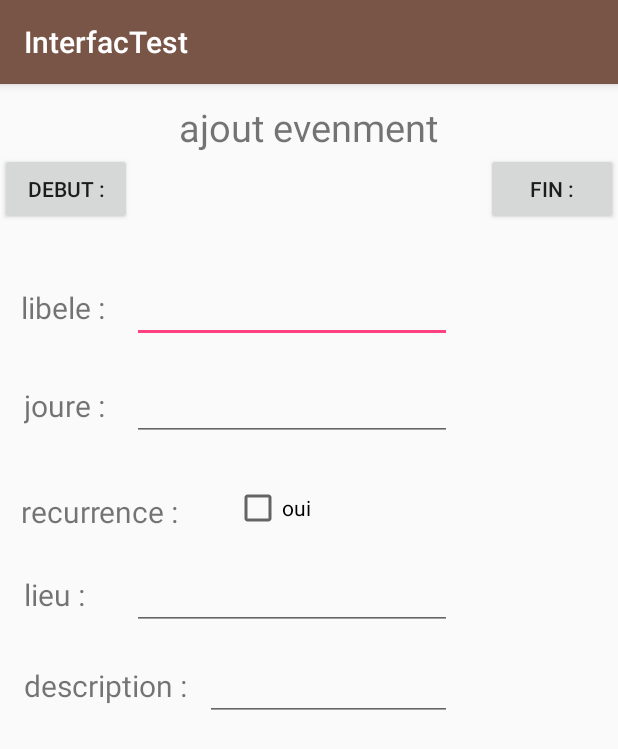
After one commit to AzeddineZadir/CalandarPad, an Android app: the AjoutEvenmentActivity screen opened directly, with no data from a screen before it, on a phone screen of 412 x 824 dp. The commit adds this screen. Shown: the top 749 px of the screen. Run offline under Robolectric (Android 15) with nearby library versions, the phone set to English and light mode, and no system bars.

Commit message:
ajout deevenment activity

```diff
--- a/InterfacTest/app/src/main/AndroidManifest.xml
+++ b/InterfacTest/app/src/main/AndroidManifest.xml
@@ -18,7 +18,9 @@
         </activity>
         <activity android:name=".HomeActivity" />
         <activity android:name=".CalendrierActivity" />
-        <activity android:name=".CalendrierInterface"></activity>
+        <activity android:name=".CalendrierInterface" />
+        <activity android:name=".EvenementActivity" />
+        <activity android:name=".AjoutEvenmentActivity"></activity>
     </application>
 
 </manifest>
--- /dev/null
+++ b/InterfacTest/app/src/main/java/com/example/silver_desk/interfactest/AjoutEvenmentActivity.java
@@ -0,0 +1,57 @@
+package com.example.silver_desk.interfactest;
+
+import android.app.DatePickerDialog;
+import android.app.TimePickerDialog;
+import android.support.v4.app.DialogFragment;
+import android.support.v7.app.AppCompatActivity;
+import android.os.Bundle;
+import android.view.View;
+import android.widget.Button;
+import android.widget.DatePicker;
+import android.widget.EditText;
+import android.widget.TimePicker;
+import android.widget.Toast;
+
+import com.example.silver_desk.interfactest.fragment.TimePickerFragment;
+
+public class AjoutEvenmentActivity extends AppCompatActivity implements View.OnClickListener ,TimePickerDialog.OnTimeSetListener,DatePickerDialog.OnDateSetListener{
+    EditText t_libele,t_jour,t_description,t_lieu;
+    Button b_debut,b_fin;
+
+    @Override
+    protected void onCreate(Bundle savedInstanceState) {
+        super.onCreate(savedInstanceState);
+        setContentView(R.layout.activity_ajout_evenment);
+        // le"s Button
+        b_debut=(Button)findViewById(R.id.b_debut);
+        b_debut.setOnClickListener(this);
+        b_fin=(Button)findViewById(R.id.b_fin);
+        b_fin.setOnClickListener(this);
+        // les texte view
+
+
+    }
+
+
+    @Override
+    public void onClick(View view) {
+        if(view.getId()==R.id.b_debut){
+            DialogFragment timepicker=new TimePickerFragment();
+            timepicker.show(getSupportFragmentManager(),"time picker");
+        }
+        if(view.getId()==R.id.b_fin){
+            DialogFragment timepicker=new TimePickerFragment();
+            timepicker.show(getSupportFragmentManager(),"time picker");
+        }
+    }
+
+    @Override
+    public void onTimeSet(TimePicker timePicker, int i, int i1) {
+       Toast.makeText(this,"hour "+i+"minute "+i1,Toast.LENGTH_LONG).show();
+    }
+
+    @Override
+    public void onDateSet(DatePicker datePicker, int Y, int M, int D) {
+        Toast.makeText(this,"year "+Y+"month "+M+"day "+D,Toast.LENGTH_LONG).show();
+    }
+}
--- /dev/null
+++ b/InterfacTest/app/src/main/res/layout/activity_ajout_evenment.xml
@@ -0,0 +1,148 @@
+<?xml version="1.0" encoding="utf-8"?>
+<android.support.constraint.ConstraintLayout xmlns:android="http://schemas.android.com/apk/res/android"
+    xmlns:app="http://schemas.android.com/apk/res-auto"
+    xmlns:tools="http://schemas.android.com/tools"
+    android:layout_width="match_parent"
+    android:layout_height="match_parent"
+    tools:context="com.example.silver_desk.interfactest.AjoutEvenmentActivity">
+    <RelativeLayout
+        android:layout_width="match_parent"
+        android:layout_height="match_parent">
+
+        <TextView
+            android:id="@+id/t_libele"
+            android:layout_width="wrap_content"
+            android:layout_height="wrap_content"
+            android:layout_alignParentStart="true"
+            android:layout_below="@+id/b_debut"
+            android:layout_marginStart="14dp"
+            android:layout_marginTop="41dp"
+            android:layout_weight="1"
+            android:text="libele :"
+            android:textSize="20sp" />
+
+        <TextView
+            android:id="@+id/t_lieu"
+            android:layout_width="wrap_content"
+            android:layout_height="wrap_content"
+            android:layout_alignStart="@+id/t_joure"
+            android:layout_below="@+id/t_recurrence"
+            android:layout_marginTop="28dp"
+            android:layout_weight="1"
+            android:text="@string/lieu"
+            android:textSize="20sp" />
+
+        <TextView
+            android:id="@+id/t_joure"
+            android:layout_width="wrap_content"
+            android:layout_height="wrap_content"
+            android:layout_alignEnd="@+id/t_libele"
+            android:layout_below="@+id/e_libele"
+            android:layout_marginTop="28dp"
+            android:layout_weight="1"
+            android:text="joure :"
+            android:textSize="20sp" />
+
+        <TextView
+            android:id="@+id/t_recurrence"
+            android:layout_width="wrap_content"
+            android:layout_height="wrap_content"
+            android:layout_alignStart="@+id/t_libele"
+            android:layout_below="@+id/e_jour"
+            android:layout_marginTop="33dp"
+            android:layout_weight="1"
+            android:text="@string/recurrence"
+            android:textSize="20sp" />
+
+        <TextView
+            android:id="@+id/t_description"
+            android:layout_width="wrap_content"
+            android:layout_height="wrap_content"
+            android:layout_alignStart="@+id/t_lieu"
+            android:layout_below="@+id/e_lieu"
+            android:layout_marginTop="23dp"
+            android:layout_weight="1"
+            android:text="@string/description"
+            android:textSize="20sp" />
+
+        <TextView
+            android:id="@+id/t_titre"
+            android:layout_width="wrap_content"
+            android:layout_height="wrap_content"
+            android:layout_alignParentTop="true"
+            android:layout_centerHorizontal="true"
+            android:layout_gravity="center_horizontal|top"
+            android:layout_marginTop="11dp"
+            android:layout_weight="1"
+            android:text="ajout evenment"
+            android:textSize="25sp" />
+
+        <EditText
+            android:id="@+id/e_libele"
+            android:layout_width="wrap_content"
+            android:layout_height="wrap_content"
+            android:layout_alignBaseline="@+id/t_libele"
+            android:layout_alignBottom="@+id/t_libele"
+            android:layout_toEndOf="@+id/b_debut"
+            android:ems="10"
+            android:inputType="textPersonName" />
+
+        <CheckBox
+            android:id="@+id/c_recurrence"
+            android:layout_width="wrap_content"
+            android:layout_height="wrap_content"
+            android:layout_above="@+id/t_lieu"
+            android:layout_marginStart="31dp"
+            android:layout_toEndOf="@+id/t_description"
+            android:text="oui" />
+
+        <EditText
+            android:id="@+id/e_lieu"
+            android:layout_width="wrap_content"
+            android:layout_height="wrap_content"
+            android:layout_alignBaseline="@+id/t_lieu"
+            android:layout_alignBottom="@+id/t_lieu"
+            android:layout_alignEnd="@+id/e_description"
+            android:ems="10"
+            android:inputType="textPersonName" />
+
+        <EditText
+            android:id="@+id/e_jour"
+            android:layout_width="wrap_content"
+            android:layout_height="wrap_content"
+            android:layout_alignBaseline="@+id/t_joure"
+            android:layout_alignBottom="@+id/t_joure"
+            android:layout_alignStart="@+id/e_libele"
+            android:ems="10"
+            android:inputType="date" />
+
+        <EditText
+            android:id="@+id/e_description"
+            android:layout_width="wrap_content"
+            android:layout_height="wrap_content"
+            android:layout_alignBaseline="@+id/t_description"
+            android:layout_alignBottom="@+id/t_description"
+            android:layout_alignEnd="@+id/e_jour"
+            android:layout_marginStart="12dp"
+            android:layout_toEndOf="@+id/t_description"
+            android:ems="10"
+            android:inputType="textPersonName" />
+
+        <Button
+            android:id="@+id/b_debut"
+            android:layout_width="wrap_content"
+            android:layout_height="wrap_content"
+            android:layout_alignParentStart="true"
+            android:layout_below="@+id/t_titre"
+            android:text="@string/debut" />
+
+        <Button
+            android:id="@+id/b_fin"
+            android:layout_width="wrap_content"
+            android:layout_height="wrap_content"
+            android:layout_alignParentEnd="true"
+            android:layout_below="@+id/t_titre"
+            android:text="@string/fin" />
+    </RelativeLayout>
+
+</android.support.constraint.ConstraintLayout>
--- a/InterfacTest/app/src/main/res/layout/activity_calendrier.xml
+++ b/InterfacTest/app/src/main/res/layout/activity_calendrier.xml
@@ -3,13 +3,13 @@
 <RelativeLayout xmlns:android="http://schemas.android.com/apk/res/android"
     xmlns:app="http://schemas.android.com/apk/res-auto"
     xmlns:tools="http://schemas.android.com/tools"
+    android:id="@+id/kk"
     android:layout_width="match_parent"
     android:layout_height="match_parent"
-    android:id="@+id/drawer"
     tools:context="com.example.silver_desk.interfactest.CalendrierActivity">
 
     <FrameLayout
-        android:id="@+id/conteneur_defragments"
+        android:id="@+id/conteneur"
         android:layout_width="match_parent"
         android:layout_height="match_parent"
         android:layout_alignParentStart="true"
--- a/InterfacTest/app/src/main/res/values/strings.xml
+++ b/InterfacTest/app/src/main/res/values/strings.xml
@@ -14,4 +14,9 @@
     </string-array>
     <!-- TODO: Remove or change this placeholder text -->
     <string name="hello_blank_fragment">Hello blank fragment</string>
+    <string name="fin">fin :</string>
+    <string name="lieu">lieu :</string>
+    <string name="description">description :</string>
+    <string name="recurrence">recurrence :</string>
+    <string name="debut"> debut :</string>
 </resources>
```
Also changed, not shown: InterfacTest/app/src/main/java/com/example/silver_desk/interfactest/CalendrierActivity.java (+9 -17 lines), InterfacTest/app/src/main/java/com/example/silver_desk/interfactest/EvenementActivity.java (added, +31 -0 lines), InterfacTest/app/src/main/java/com/example/silver_desk/interfactest/HomeActivity.java (+8 -1 lines), InterfacTest/app/src/main/java/com/example/silver_desk/interfactest/fragment/AjoutCalendrierFragment.java (+4 -11 lines), InterfacTest/app/src/main/java/com/example/silver_desk/interfactest/fragment/DatePickerFragment.java (added, +26 -0 lines), InterfacTest/app/src/main/java/com/example/silver_desk/interfactest/fragment/ListeCalendrierFragment.java (+18 -8 lines), InterfacTest/app/src/main/java/com/example/silver_desk/interfactest/fragment/ListeEvenmentFragment.java (added, +58 -0 lines), InterfacTest/app/src/main/java/com/example/silver_desk/interfactest/fragment/TimePickerFragment.java (added, +27 -0 lines), InterfacTest/app/src/main/res/layout/activity_evenement.xml (added, +16 -0 lines), InterfacTest/app/src/main/res/layout/fragment_liste_calendrier.xml (+5 -3 lines), InterfacTest/app/src/main/res/layout/fragment_liste_evenment.xml (added, +15 -0 lines).
